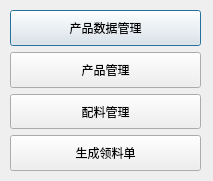
ChenZebin9/python_pdm_2, file ui/EntranceDialog.ui: the form before one commit.
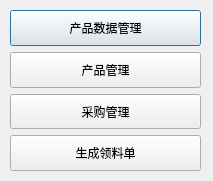
The form after the commit.

```diff
--- a/ui/EntranceDialog.ui
+++ b/ui/EntranceDialog.ui
@@ -70,7 +70,7 @@
        </sizepolicy>
       </property>
       <property name="text">
-       <string>配料管理</string>
+       <string>采购管理</string>
       </property>
      </widget>
     </item>
```
